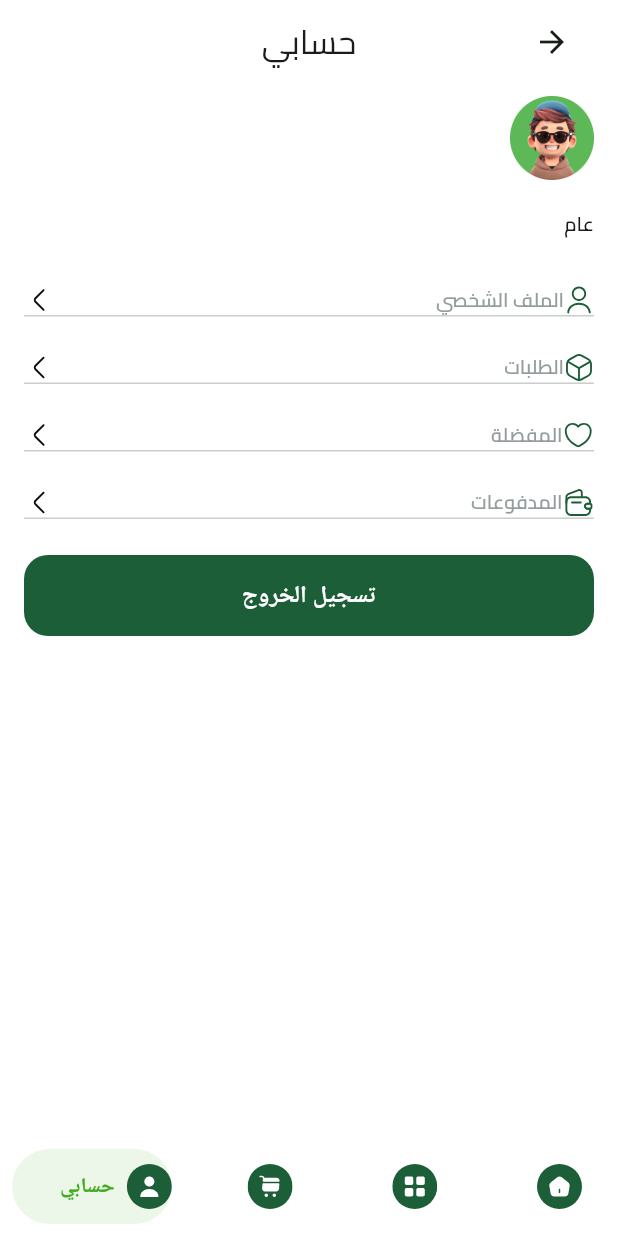
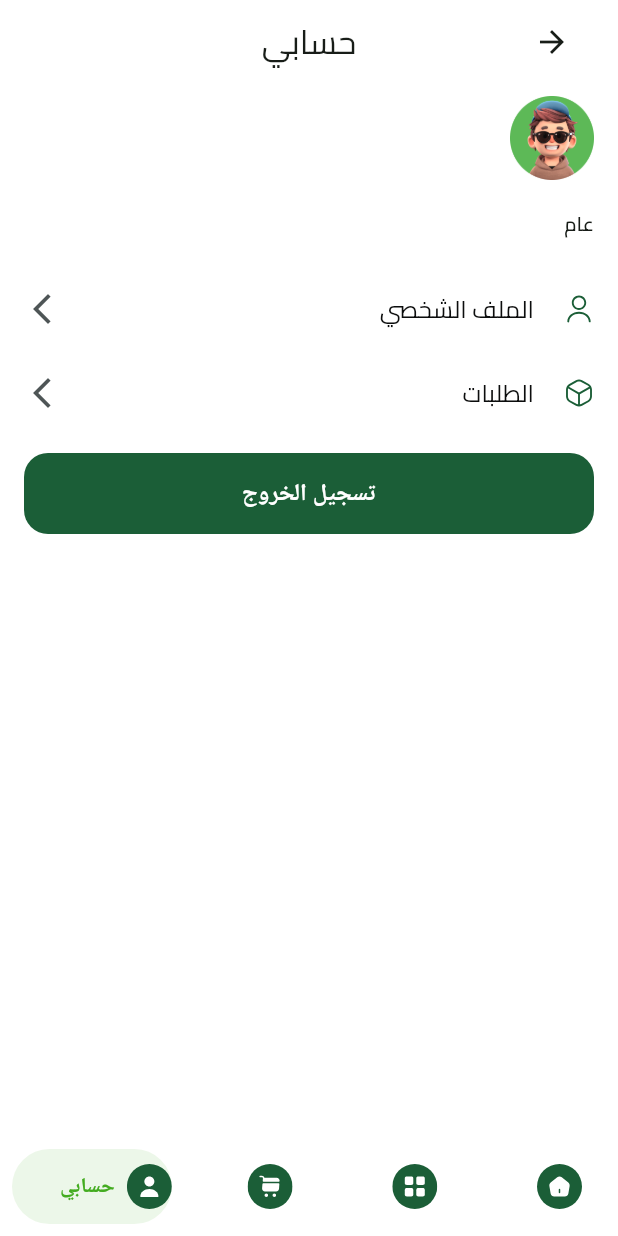
Before and after one commit to elsaramji/store-hup, a Flutter app: the HomeMainView screen opened directly, item 4 of the bottom bar chosen, on a phone screen of 412 x 824 dp. Run offline on Flutter 3.47's test engine with Material 3 defaults, Android fonts, the phone set to English and light mode, and no system bars; drawn by our look-alikes of salomon_bottom_bar; our stand-ins replace bloc, cached_network_image, cloud_firestore, dartz, dio, dots_indicator and 10 more; missing offline and left inert: flutter_facebook_auth, flutter_stripe; accounts and stored records are empty; statements that could not run were skipped.

Commit message:
fix profile view and user orders view

```diff
--- a/lib/components/cart/views/widgets/cart_item.dart
+++ b/lib/components/cart/views/widgets/cart_item.dart
@@ -28,7 +28,9 @@ class CartItem extends StatelessWidget {
               height: 92,
               width: 73,
               margin: const EdgeInsets.all(12),
-              child: Laodimage(product: product)),
+              child: Laodimage(
+                imageurl: product.imageurl,
+              )),
           Column(
             mainAxisAlignment: MainAxisAlignment.center,
             children: [
--- a/lib/components/product_details_view/widgets/product_basic_info.dart
+++ b/lib/components/product_details_view/widgets/product_basic_info.dart
@@ -19,7 +19,9 @@ class ImagePorductInfo extends StatelessWidget {
   Widget build(BuildContext context) {
     return Container(
       margin: const EdgeInsets.symmetric(horizontal: 64, vertical: 64),
-      child: Laodimage(product: product),
+      child: Laodimage(
+        imageurl: product.imageurl,
+      ),
     );
   }
 }
--- a/lib/components/products/widget/products_tap/scrrolled_products _bar.dart
+++ b/lib/components/products/widget/products_tap/scrrolled_products _bar.dart
@@ -30,7 +30,9 @@ class ScrolledProductsBar extends StatelessWidget {
                 child: Column(children: [
                   CircleAvatar(
                     backgroundColor: AppColors.white,
-                    child: Laodimage(product: product),
+                    child: Laodimage(
+                      imageurl: product.imageurl,
+                    ),
                   ),
                   const Padding(padding: EdgeInsets.symmetric(vertical: 6)),
                   Text(
--- a/lib/components/profile/views/user_oder_viwe.dart
+++ b/lib/components/profile/views/user_oder_viwe.dart
@@ -1,7 +1,6 @@
 import 'package:cloud_firestore/cloud_firestore.dart';
 import 'package:flutter/material.dart';
 import 'package:flutter_svg/svg.dart';
-import 'package:store_hup/components/cart/core/models/cart_item_entity.dart';
 import 'package:store_hup/components/chackout/core/model/ordermodel.dart';
 import 'package:store_hup/components/profile/views/widgets/order_obsever.dart';
 import 'package:store_hup/core/assets/assets_image.dart';
--- a/lib/components/profile/views/user_profile_main_view.dart
+++ b/lib/components/profile/views/user_profile_main_view.dart
@@ -91,14 +91,6 @@ class _UserProfileState extends State<UserProfile> {
                 },
                 path_image: Assets.assetsImagesBox,
               ),
-              const SettingsItem(
-                title: "المفضلة",
-                path_image: Assets.assetsImagesHeart,
-              ),
-              const SettingsItem(
-                title: "المدفوعات",
-                path_image: Assets.assetsImagesEmptyWallet,
-              ),
               const SizedBox(
                 height: 12,
               ),
--- a/lib/components/profile/views/widgets/setting_item.dart
+++ b/lib/components/profile/views/widgets/setting_item.dart
@@ -1,6 +1,5 @@
 import 'package:flutter/material.dart';
 import 'package:flutter_svg/svg.dart';
-import 'package:store_hup/core/assets/assets_image.dart';
 import 'package:store_hup/core/styles/color_style.dart';
 import 'package:store_hup/core/styles/font_style.dart';
 
@@ -16,33 +15,18 @@ class SettingsItem extends StatelessWidget {
 
   @override
   Widget build(BuildContext context) {
-    return GestureDetector(
+    return ListTile(
       onTap: onTap,
-      child: Container(
-        margin: const EdgeInsets.symmetric(vertical: 12),
-        child: Column(
-          children: [
-            Row(children: [
-              SvgPicture.asset(
-                path_image,
-              ),
-              Text(
-                title,
-                style: TextsStyle.semibold13.copyWith(
-                  color: AppColors.grayscale400,
-                ),
-              ),
-              const Spacer(),
-              SvgPicture.asset(Assets.assetsImagesArrowRight)
-            ]),
-            const Divider(
-              color: AppColors.grayscale200,
-              height: 1,
-              thickness: 1,
-            )
-          ],
-        ),
+      leading: SvgPicture.asset(path_image),
+      title: Text(
+        title,
+        style: TextsStyle.regular16.copyWith(color: AppColors.grayscale950),
       ),
+      trailing: const Icon(
+        Icons.arrow_forward_ios,
+        color: AppColors.grayscale500,
+      ),
+      contentPadding: EdgeInsets.zero,
     );
   }
 }
--- a/lib/fruit_hup_main.dart
+++ b/lib/fruit_hup_main.dart
@@ -12,7 +12,6 @@ class FruitHup extends StatelessWidget {
   @override
   Widget build(BuildContext context) {
     return GetMaterialApp(
-      themeMode: ThemeMode.dark,
       theme: ThemeData(
         fontFamily: 'Cairo',
         scaffoldBackgroundColor: AppColors.primaryWhite,
```
Also changed, not shown: lib/components/product_details_view/views/product_details _view.dart (+19 -3 lines), lib/components/products/widget/product_card.dart (+6 -4 lines), lib/components/profile/views/oder_state_obsever.dart (+57 -15 lines), lib/components/profile/views/widgets/order_deitles.dart (+8 -10 lines), lib/components/profile/views/widgets/order_obsever.dart (+10 -6 lines), 5 other files.
